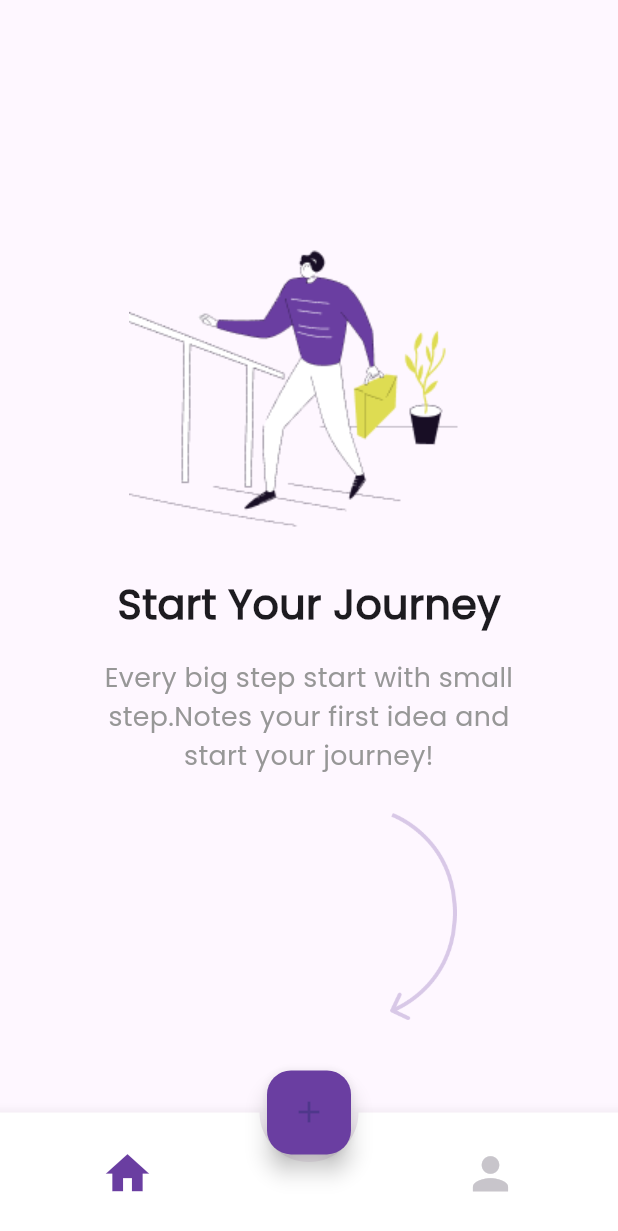
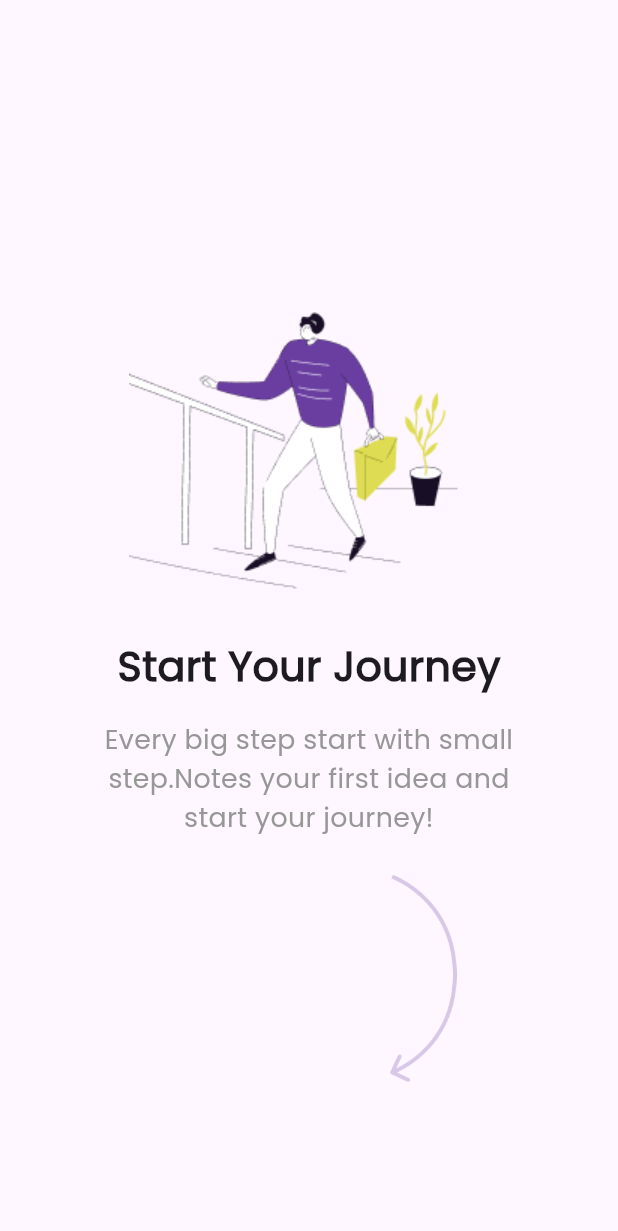
Before and after one commit to AfiaMaham/notes_app, a Flutter app: the HomeLayout widget shown alone on an empty page, opened directly, on a phone screen of 412 x 824 dp. Shown: the top 1231 px of the screen. Run offline on Flutter 3.47's test engine with Material 3 defaults, Android fonts, the phone set to English and light mode, and no system bars; drawn by our look-alikes of animated_bottom_navigation_bar; our stand-ins replace get, sizer.

Commit message:
Add new Dart files

```diff
--- a/lib/views/layouts/home_layout.dart
+++ b/lib/views/layouts/home_layout.dart
@@ -1,26 +1,15 @@
 import 'package:flutter/material.dart';
-import 'package:notes_app/views/layouts/profile_layout.dart';
+import 'package:notes_app/Widgets/text_and_style.dart';
+import 'package:notes_app/helpers/constants.dart';
 import 'package:sizer/sizer.dart';
-import 'package:animated_bottom_navigation_bar/animated_bottom_navigation_bar.dart';
-import '../../Widgets/text_and_style.dart';
-import '../../helpers/constants.dart';
-import '../screens/home_screen.dart';
-
-
-class HomeLayout extends StatefulWidget {
-  @override
-  State<HomeLayout> createState() => _HomeLayoutState();
-}
-
-class _HomeLayoutState extends State<HomeLayout> {
-  int selected = 0;
+class HomeLayout extends StatelessWidget {
+  const HomeLayout({
+    super.key,
+  });
 
   @override
   Widget build(BuildContext context) {
-    return Scaffold(
-      body: selected == 1
-          ? ProfileLayout()
-          : Column(
+    return Column(
       mainAxisAlignment: MainAxisAlignment.center,
       children: [
         SizedBox(
@@ -60,37 +49,6 @@ class _HomeLayoutState extends State<HomeLayout> {
           scale: 2.3,
         ),
       ],
-      ),
-      floatingActionButtonLocation: FloatingActionButtonLocation.centerDocked,
-      floatingActionButton: FloatingActionButton(
-          onPressed: () {
-            setState(() {
-              Navigator.push(
-                context,
-                MaterialPageRoute(
-                  builder: (context) => HomeScreen(),
-                ),
-              );
-            });
-          },
-          backgroundColor: AppColor.deepPurple,
-          child: Icon(Icons.add)),
-      bottomNavigationBar: AnimatedBottomNavigationBar(
-        icons: [Icons.home, Icons.person],
-        activeColor: AppColor.deepPurple,
-        inactiveColor: AppColor.grayShade3,
-        activeIndex: selected,
-        onTap: (int value) {
-          setState(() {
-            selected = value;
-          });
-        },
-        iconSize: 35,
-        height: 10.h,
-        notchMargin: 5,
-        gapLocation: GapLocation.center,
-        notchSmoothness: NotchSmoothness.defaultEdge,
-      ),
     );
   }
 }
```
Also changed, not shown: lib/views/layouts/layout.dart (added, +53 -0 lines). Lines whose indentation alone changed are shown as unchanged.
